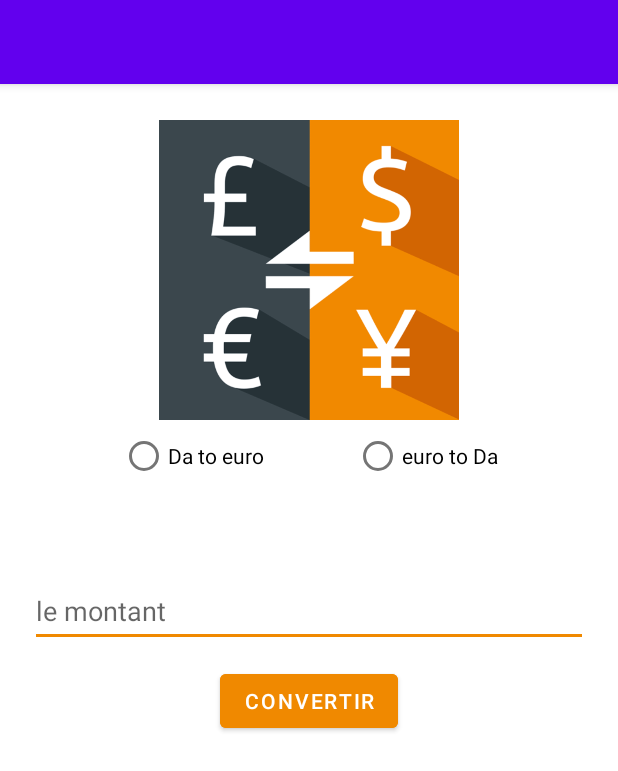
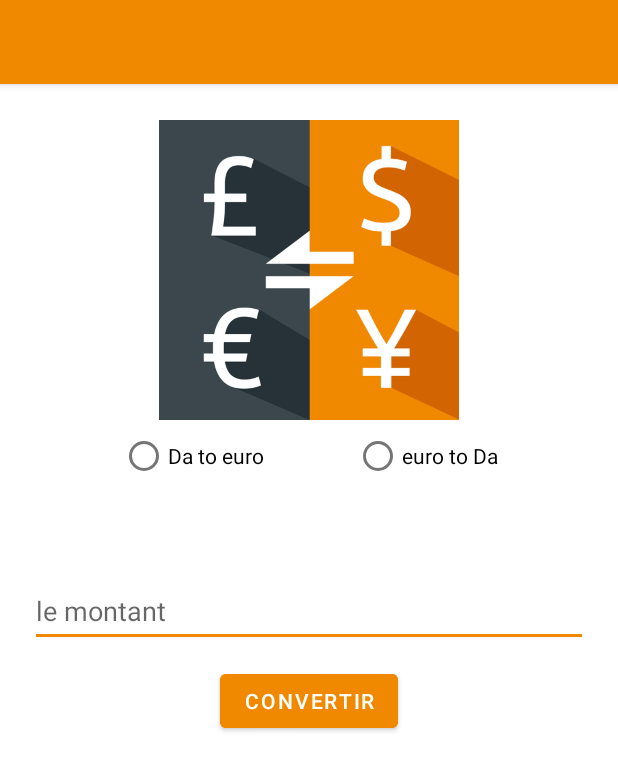
Before and after one commit to kawther1010/Convertisseur, an Android app: the screen it shows after launch (MainActivity), on a phone screen of 412 x 824 dp. Shown: the top 771 px of the screen. Run offline under Robolectric (Android 15) with nearby library versions, the phone set to English and light mode, and no system bars.

Commit message:
a simple university project that i did in my 3rd year of university as a SIQ student

```diff
--- a/app/src/main/res/values/colors.xml
+++ b/app/src/main/res/values/colors.xml
@@ -1,8 +1,8 @@
 <?xml version="1.0" encoding="utf-8"?>
 <resources>
     <color name="purple_200">#FFBB86FC</color>
-    <color name="purple_500">#FF6200EE</color>
-    <color name="purple_700">#FF3700B3</color>
+    <color name="purple_500">#f08900</color>
+    <color name="purple_700">#f08900</color>
     <color name="teal_200">#FF03DAC5</color>
     <color name="teal_700">#FF018786</color>
     <color name="black">#FF000000</color>
--- a/build.gradle
+++ b/build.gradle
@@ -1,5 +1,5 @@
 // Top-level build file where you can add configuration options common to all sub-projects/modules.
 plugins {
-    id 'com.android.application' version '7.4.1' apply false
-    id 'com.android.library' version '7.4.1' apply false
+    id 'com.android.application' version '7.4.2' apply false
+    id 'com.android.library' version '7.4.2' apply false
 }
```
